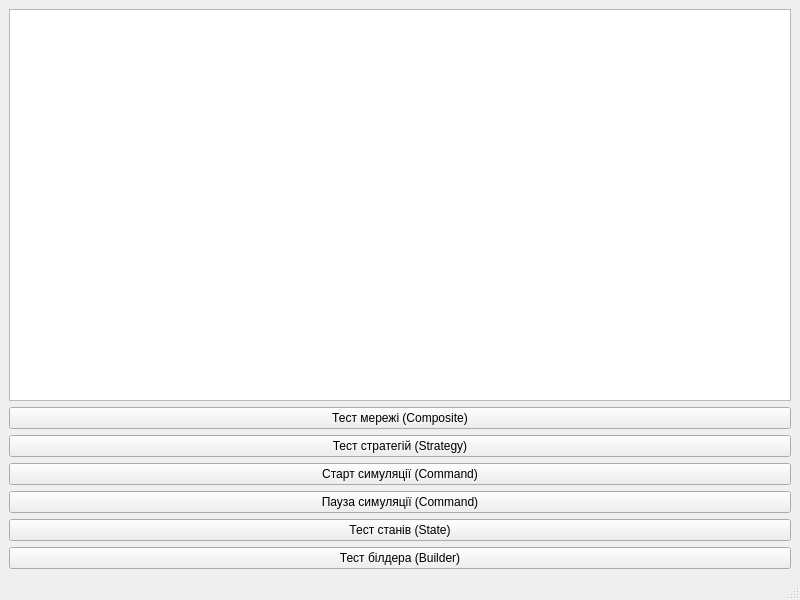
Old version of the form gui/mainwindow.ui in the repository IvanAntonchuk/oop-lab2-network-simulator.
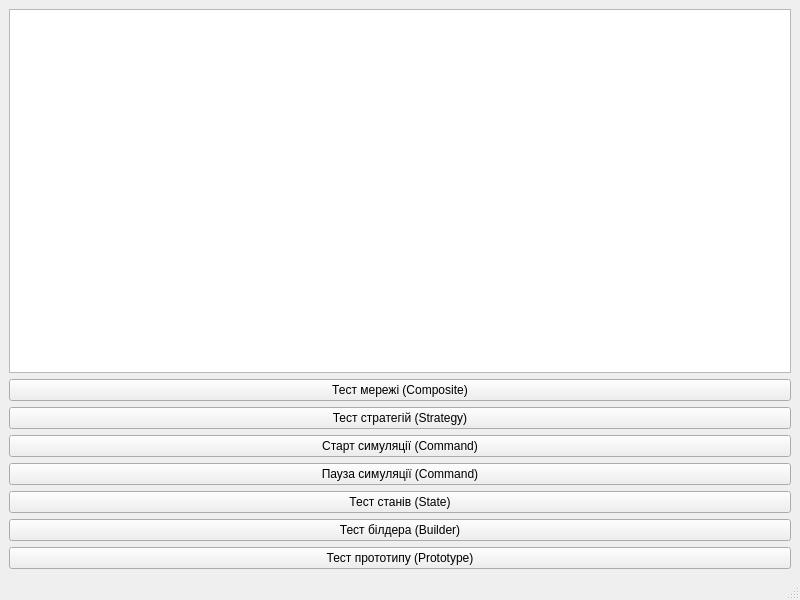
New version of the form.

Commit message: Implement Prototype pattern for network topologies

```diff
--- a/gui/mainwindow.ui
+++ b/gui/mainwindow.ui
@@ -64,6 +64,13 @@
       </property>
      </widget>
     </item>
+    <item>
+     <widget class="QPushButton" name="btnTestPrototype">
+      <property name="text">
+       <string>Тест прототипу (Prototype)</string>
+      </property>
+     </widget>
+    </item>
    </layout>
   </widget>
   <widget class="QMenuBar" name="menubar">
```
The commit also changes 10 other files.
